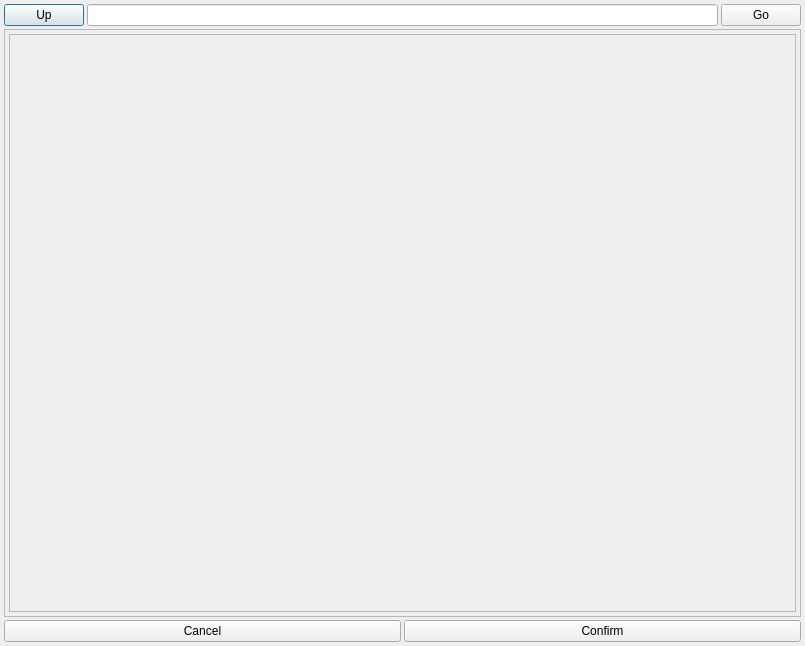
The window that components/file_chooser.ui (Szybet/sanki) describes before a commit, drawn with Qt 5.
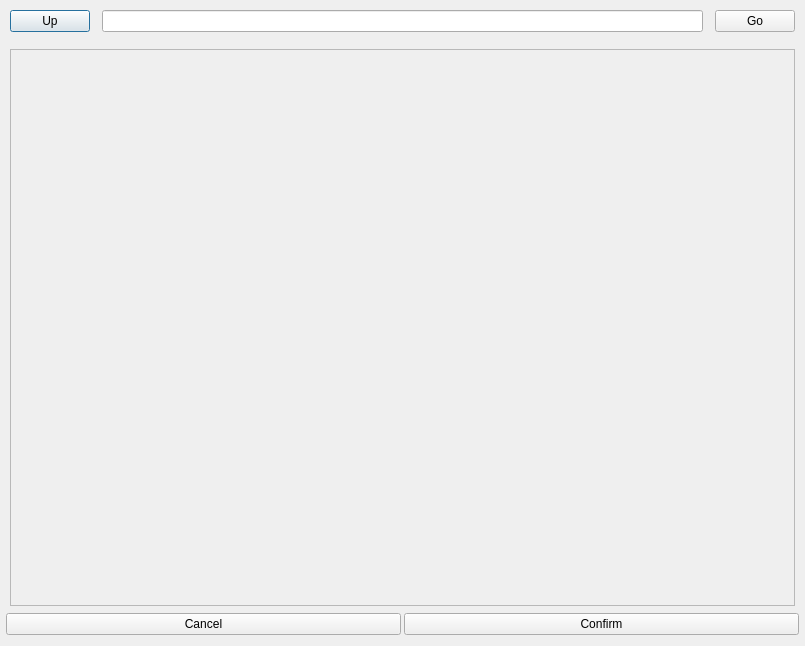
The same window after the commit.

Commit message: file chooser look

Diff of the .ui file:
```diff
--- a/components/file_chooser.ui
+++ b/components/file_chooser.ui
@@ -18,21 +18,36 @@
     <number>3</number>
    </property>
    <property name="leftMargin">
-    <number>4</number>
+    <number>6</number>
    </property>
    <property name="topMargin">
-    <number>4</number>
+    <number>6</number>
    </property>
    <property name="rightMargin">
-    <number>4</number>
+    <number>6</number>
    </property>
    <property name="bottomMargin">
-    <number>4</number>
+    <number>6</number>
    </property>
    <item>
     <layout class="QVBoxLayout" name="verticalLayout">
+     <property name="leftMargin">
+      <number>4</number>
+     </property>
+     <property name="topMargin">
+      <number>4</number>
+     </property>
+     <property name="rightMargin">
+      <number>4</number>
+     </property>
+     <property name="bottomMargin">
+      <number>10</number>
+     </property>
      <item>
       <layout class="QHBoxLayout" name="horizontalLayout_2">
+       <property name="spacing">
+        <number>12</number>
+       </property>
        <item>
         <widget class="QPushButton" name="ButtonUpPath">
          <property name="text">
@@ -57,13 +72,13 @@
    <item>
     <widget class="QFrame" name="frame">
      <property name="frameShape">
-      <enum>QFrame::StyledPanel</enum>
+      <enum>QFrame::NoFrame</enum>
      </property>
      <property name="frameShadow">
       <enum>QFrame::Plain</enum>
      </property>
      <property name="lineWidth">
-      <number>100</number>
+      <number>0</number>
      </property>
      <layout class="QVBoxLayout" name="verticalLayout_3">
       <property name="leftMargin">
@@ -80,6 +95,12 @@
       </property>
       <item>
        <widget class="QScrollArea" name="scrollArea">
+        <property name="frameShadow">
+         <enum>QFrame::Plain</enum>
+        </property>
+        <property name="lineWidth">
+         <number>0</number>
+        </property>
         <property name="widgetResizable">
          <bool>true</bool>
         </property>
@@ -88,8 +109,8 @@
           <rect>
            <x>0</x>
            <y>0</y>
-           <width>785</width>
-           <height>566</height>
+           <width>783</width>
+           <height>544</height>
           </rect>
          </property>
          <layout class="QVBoxLayout" name="verticalLayout_4">
@@ -97,13 +118,13 @@
            <number>0</number>
           </property>
           <property name="leftMargin">
-           <number>0</number>
+           <number>4</number>
           </property>
           <property name="topMargin">
            <number>0</number>
           </property>
           <property name="rightMargin">
-           <number>0</number>
+           <number>4</number>
           </property>
           <property name="bottomMargin">
            <number>0</number>
@@ -127,6 +148,9 @@
      <property name="sizeConstraint">
       <enum>QLayout::SetMinimumSize</enum>
      </property>
+     <property name="bottomMargin">
+      <number>5</number>
+     </property>
      <item>
       <widget class="QPushButton" name="ButtonCancel">
        <property name="sizePolicy">
```
The commit also changes 6 other files.
